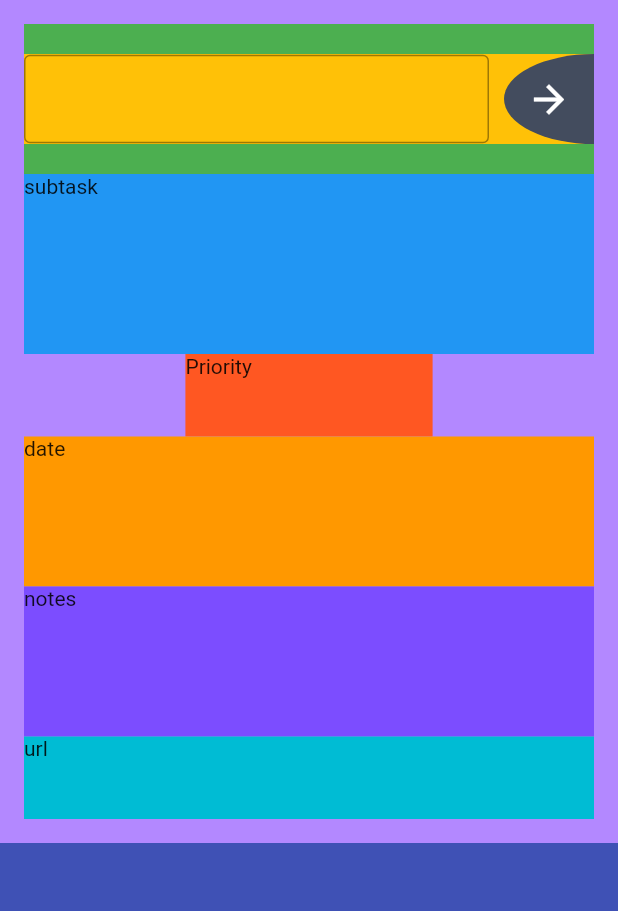
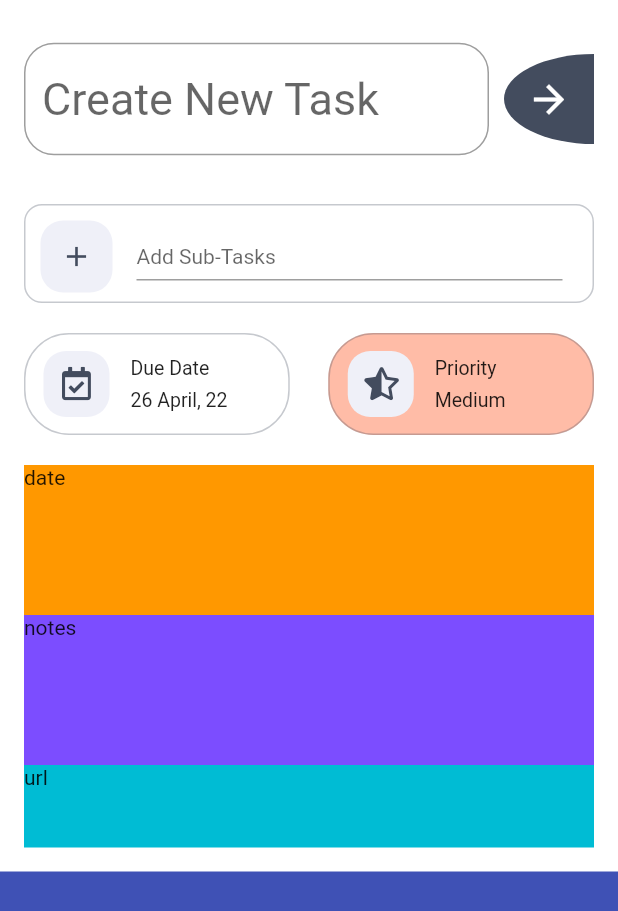
Before and after one commit to Raj-Dave-1/Space-Repetition, a Flutter app: the AddTaskScreen screen opened directly, on a phone screen of 412 x 824 dp. Shown: the top 911 px of the screen. Run offline on Flutter 3.47's test engine with Material 2 defaults, Android fonts, the phone set to English and light mode, and no system bars; our stand-ins replace font_awesome_flutter.

Commit message:
Made up to Priority picker

```diff
--- a/space_repetition/lib/HomePage/AddTask/AddTaskScreen.dart
+++ b/space_repetition/lib/HomePage/AddTask/AddTaskScreen.dart
@@ -1,5 +1,8 @@
 // 🚩 Dada Ki Jay Ho 🚩
 
+import 'dart:ui';
+
+import 'package:flutter/cupertino.dart';
 import 'package:flutter/material.dart';
 import 'package:font_awesome_flutter/font_awesome_flutter.dart';
 
@@ -17,73 +20,40 @@ class _AddTaskScreenState extends State<AddTaskScreen> {
       backgroundColor: Colors.indigo,
       body: SafeArea(
         child: Container(
-          color: Colors.deepPurpleAccent.shade100,
+          color: Colors.white,
+//          color: Colors.deepPurpleAccent.shade100,
           child: Padding(
             padding: const EdgeInsets.all(16.0),
             child: SingleChildScrollView(
               child: Column(
                 children: [
-                  // title
+                  // Create New Task Text Field | TextField
+                  CreateNewTask(fullHeight, fullWidth),
+                  const SizedBox(
+                    height: 20,
+                  ),
+
+                  // sub task | TextField
+                  SubTask(fullHeight, fullWidth),
+
+                  const SizedBox(height: 20),
+
                   Container(
-                    // NOTE: alignment can be used to fill unused space to understand: try to remove below alignment
-                    alignment: Alignment.center,
-                    decoration: BoxDecoration(
-                      color: Colors.green,
-                    ),
-                    width: fullWidth,
-                    height: 100,
-                    child: Container(
-                      width: fullWidth,
-                      color: Colors.amber,
-                      child: Row(
-                        children: [
-                          const Expanded(
-                            child: TextField(
-                              decoration:
-                                  InputDecoration(border: OutlineInputBorder()),
-                            ),
-                          ),
-                          const SizedBox(
-                            width: 10,
-                          ),
-                          // Done IconButton
-                          Container(
-                            decoration: const BoxDecoration(
-                              color: Color(0xff434C5E),
-                              borderRadius: BorderRadius.horizontal(
-                                left: Radius.elliptical(100, 50),
-                              ),
-                            ),
-                            width: 60,
-                            height: 60,
-                            child: IconButton(
-                              icon: const Icon(
-                                Icons.arrow_forward,
-                                color: Colors.white,
-                                size: 30,
-                              ),
-                              onPressed: () {},
-                            ),
-                          ),
-                        ],
-                      ),
+//                    color: Colors.purpleAccent,
+                    child: Row(
+                      mainAxisAlignment: MainAxisAlignment.spaceBetween,
+                      children: [
+                        // Due Date
+                        DueDate(fullHeight, fullWidth),
+                        // Priority
+                        PrioritySelector(fullHeight, fullWidth),
+                      ],
                     ),
                   ),
-                  // sub task
-                  Container(
-                    color: Colors.blue,
-                    width: fullWidth,
-                    height: 120,
-                    child: Text("subtask"),
-                  ),
-                  // Priority
-                  Container(
-                    color: Colors.deepOrange,
-                    child: Text("Priority"),
-                    width: fullWidth * 0.4,
-                    height: 55,
-                  ),
-                  // date
+
+                  const SizedBox(height: 20),
+
+                  // Repetition Date
                   Container(
                     color: Colors.orange,
                     child: Text("date"),
@@ -113,3 +83,250 @@ class _AddTaskScreenState extends State<AddTaskScreen> {
     );
   }
 }
+
+class CreateNewTask extends StatelessWidget {
+  double fullWidth, fullHeight;
+
+  CreateNewTask(this.fullHeight, this.fullWidth);
+
+  @override
+  Widget build(BuildContext context) {
+    return Container(
+      // NOTE: alignment can be used to fill unused space to understand: try to remove below alignment
+      alignment: Alignment.center,
+      decoration: BoxDecoration(
+//                      color: Colors.green,
+          ),
+      width: fullWidth,
+      height: 100,
+      child: Container(
+        width: fullWidth,
+//                      color: Colors.amber,
+        child: Row(
+          children: [
+            const Expanded(
+              child: TextField(
+                style: TextStyle(
+                  fontSize: 30,
+                  color: Color(0xff434C5E),
+                ),
+                decoration: InputDecoration(
+                  focusedBorder: OutlineInputBorder(
+                    borderRadius: BorderRadius.all(Radius.circular(20)),
+//                    TODO: why below thing is not working
+//                    borderSide: BorderSide(
+//                      width: 3,
+//                      color: Color(0xff434C5E),
+//                    ),
+                  ),
+                  border: OutlineInputBorder(
+                    borderRadius: BorderRadius.all(Radius.circular(20)),
+                  ),
+                  hintText: "Create New Task",
+                ),
+              ),
+            ),
+            const SizedBox(
+              width: 10,
+            ),
+            // Done IconButton
+            Container(
+              decoration: const BoxDecoration(
+                color: Color(0xff434C5E),
+                borderRadius: BorderRadius.horizontal(
+                  left: Radius.elliptical(100, 50),
+                ),
+              ),
+              width: 60,
+              height: 60,
+              child: IconButton(
+                icon: const Icon(
+                  Icons.arrow_forward,
+                  color: Colors.white,
+                  size: 30,
+                ),
+                onPressed: () {},
+              ),
+            ),
+          ],
+        ),
+      ),
+    );
+  }
+}
+
+class SubTask extends StatelessWidget {
+  final double fullHeight;
+  final double fullWidth;
+
+  SubTask(this.fullHeight, this.fullWidth);
+
+  @override
+  Widget build(BuildContext context) {
+    return Container(
+      decoration: BoxDecoration(
+        border: Border.all(
+          width: 1,
+          color: Color(0xff434C5E).withOpacity(.3),
+        ),
+        borderRadius: BorderRadius.circular(12),
+//        color: Colors.blue,
+      ),
+      padding: const EdgeInsets.only(left: 10, right: 20, top: 18, bottom: 14),
+      width: fullWidth,
+      child: Container(
+//        color: Colors.green,
+        // SubTask TextField
+        child: TextField(
+          style: const TextStyle(
+            color: Color(0xff434C5E),
+            fontSize: 14,
+          ),
+          decoration: InputDecoration(
+            isDense: true,
+            floatingLabelAlignment: FloatingLabelAlignment.start,
+            hintText: "Add Sub-Tasks",
+            // Icon Button | Add Icon | +
+            icon: Container(
+              decoration: BoxDecoration(
+                color: Color(0xffEFF0F8),
+                borderRadius: BorderRadius.circular(15),
+              ),
+              child: IconButton(
+                icon: const Icon(
+                  Icons.add,
+                  color: Color(0xff434C5E),
+                  size: 22,
+                ),
+                onPressed: () {
+                  print("add subtask pressed");
+                },
+              ),
+            ),
+          ),
+        ),
+      ),
+    );
+  }
+}
+
+class DueDate extends StatelessWidget {
+  double fullWidth, fullHeight;
+
+  DueDate(this.fullHeight, this.fullWidth);
+
+  @override
+  Widget build(BuildContext context) {
+    double boxwidth = fullWidth * 0.43;
+    return Container(
+      width: boxwidth,
+      height: 68,
+      decoration: BoxDecoration(
+//        color: Colors.green,
+        border: Border.all(
+          color: Color(0xff434C5E).withOpacity(.3),
+        ),
+        borderRadius: BorderRadius.circular(30),
+      ),
+      child: Row(
+        children: [
+          Container(
+            decoration: BoxDecoration(
+              borderRadius: BorderRadius.circular(15),
+              color: Color(0xffEFF0F8),
+            ),
+            margin: EdgeInsets.only(left: 12, right: 14),
+            padding: EdgeInsets.all(11),
+            child: const Icon(
+              FontAwesomeIcons.calendarCheck,
+              size: 22,
+              color: Color(0xff434C5E),
+            ),
+          ),
+          Container(
+//            color: Colors.blue,
+            child: Column(
+              crossAxisAlignment: CrossAxisAlignment.start,
+              mainAxisAlignment: MainAxisAlignment.center,
+              children: const [
+                Text(
+                  "Due Date",
+                  style: TextStyle(fontSize: 13),
+                ),
+                SizedBox(
+                  height: 6,
+                ),
+                Text(
+                  "26 April, 22",
+                  style: TextStyle(fontSize: 13),
+                ),
+              ],
+            ),
+          ),
+        ],
+      ),
+    );
+  }
+}
+
+class PrioritySelector extends StatelessWidget {
+  double fullWidth, fullHeight;
+
+  PrioritySelector(this.fullHeight, this.fullWidth);
+
+  @override
+  Widget build(BuildContext context) {
+    double boxwidth = fullWidth * 0.43;
+    return Container(
+      decoration: BoxDecoration(
+//        color: Colors.green,
+        border: Border.all(
+          color: Color(0xff434C5E).withOpacity(.3),
+        ),
+        borderRadius: BorderRadius.circular(30),
+        color: Colors.deepOrange.withOpacity(0.4),
+      ),
+      width: boxwidth,
+      height: 68,
+      child: Row(
+        children: [
+          Container(
+            decoration: BoxDecoration(
+              borderRadius: BorderRadius.circular(15),
+              color: Color(0xffEFF0F8),
+            ),
+            margin: EdgeInsets.only(left: 12, right: 14),
+            padding: EdgeInsets.all(11),
+            child: const Icon(
+//              FontAwesomeIcons.star,
+              FontAwesomeIcons.starHalfAlt,
+//              FontAwesomeIcons.solidStar,
+              size: 22,
+              color: Color(0xff434C5E),
+            ),
+          ),
+          Container(
+//            color: Colors.blue,
+            child: Column(
+              crossAxisAlignment: CrossAxisAlignment.start,
+              mainAxisAlignment: MainAxisAlignment.center,
+              children: const [
+                Text(
+                  "Priority",
+                  style: TextStyle(fontSize: 13),
+                ),
+                SizedBox(
+                  height: 6,
+                ),
+                Text(
+                  "Medium",
+                  style: TextStyle(fontSize: 13),
+                ),
+              ],
+            ),
+          ),
+        ],
+      ),
+    );
+  }
+}
--- a/space_repetition/lib/main.dart
+++ b/space_repetition/lib/main.dart
@@ -2,6 +2,7 @@
 
 import 'package:flutter/material.dart';
 import './HomePage/homePage.dart';
+import 'HomePage/AddTask/AddTaskScreen.dart';
 
 void main() {
   runApp(MyApp());
@@ -16,7 +17,7 @@ class _MyAppState extends State<MyApp> {
   @override
   Widget build(BuildContext context) {
     return MaterialApp(
-      home: HomePage(),
+      home: AddTaskScreen(),
     );
   }
 }
```
Also changed, not shown: space_repetition/lib/HomePage/AddTask/RevisionDate/DatePickerExample.dart (added).
